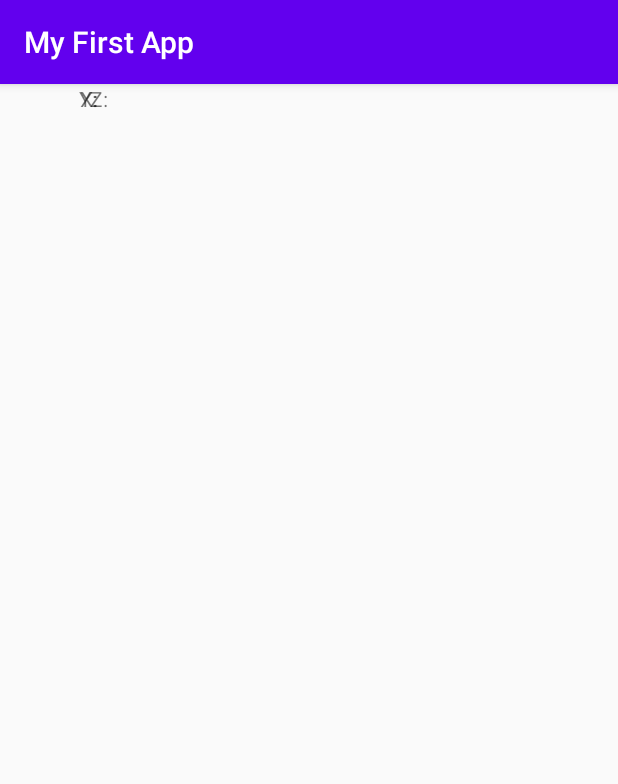
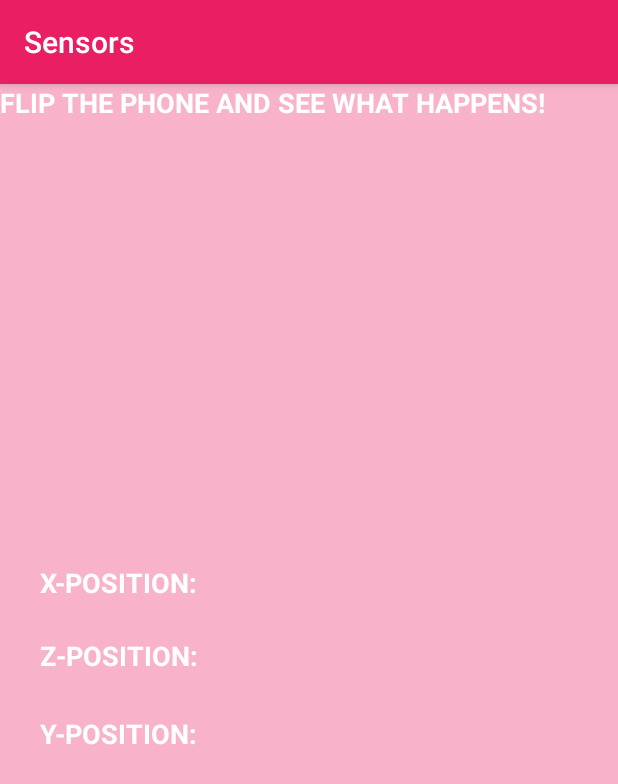
Before and after one commit to erikssonmandy/HelloSensor, an Android app: the AccelerometerActivity screen opened directly, with no data from a screen before it, on a phone screen of 412 x 824 dp. Shown: the top 784 px of the screen. Run offline under Robolectric (Android 15) with nearby library versions, the phone set to English and light mode, and no system bars.

Commit message:
Second commit, accelerometer works and compass works as I want it

```diff
--- a/app/src/main/res/layout/activity_accelerometer.xml
+++ b/app/src/main/res/layout/activity_accelerometer.xml
@@ -1,38 +1,79 @@
 <?xml version="1.0" encoding="utf-8"?>
-<androidx.constraintlayout.widget.ConstraintLayout
-    xmlns:android="http://schemas.android.com/apk/res/android"
+<androidx.constraintlayout.widget.ConstraintLayout xmlns:android="http://schemas.android.com/apk/res/android"
     xmlns:app="http://schemas.android.com/apk/res-auto"
     xmlns:tools="http://schemas.android.com/tools"
     android:layout_width="match_parent"
-    android:layout_height="match_parent">
+    android:layout_height="match_parent"
+    android:orientation="vertical"
+    android:background="@color/background">
 
     <TextView
         android:id="@+id/x"
         android:layout_width="wrap_content"
         android:layout_height="wrap_content"
-        android:text="X: "
-        app:layout_constraintEnd_toEndOf="parent"
-        app:layout_constraintHorizontal_bias="0.134"
-        app:layout_constraintStart_toStartOf="parent"
-        tools:layout_editor_absoluteY="365dp" />
+        android:layout_marginTop="320dp"
+        android:text="X-POSITION: "
+        android:textColor="#FFFFFF"
+        android:textSize="18sp"
+        android:textStyle="bold"
+        app:layout_constraintEnd_toEndOf="@+id/z"
+        app:layout_constraintHorizontal_bias="0.142"
+        app:layout_constraintStart_toStartOf="@+id/z"
+        app:layout_constraintTop_toTopOf="parent" />
 
     <TextView
         android:id="@+id/y"
-        android:layout_width="62dp"
-        android:layout_height="18dp"
-        android:text="Y:"
+        android:layout_width="110dp"
+        android:layout_height="28dp"
+        android:text="Y-POSITION:"
+        android:textColor="#FFFFFF"
+        android:textSize="18sp"
+        android:textStyle="bold"
+        app:layout_constraintBottom_toBottomOf="parent"
         app:layout_constraintEnd_toEndOf="parent"
-        app:layout_constraintHorizontal_bias="0.151"
+        app:layout_constraintHorizontal_bias="0.089"
         app:layout_constraintStart_toStartOf="parent"
-        tools:layout_editor_absoluteY="557dp" />
+        app:layout_constraintTop_toBottomOf="@+id/z"
+        app:layout_constraintVertical_bias="0.078" />
 
     <TextView
         android:id="@+id/z"
         android:layout_width="wrap_content"
         android:layout_height="wrap_content"
-        android:text="Z:"
+        android:layout_marginTop="24dp"
+        android:text="Z-POSITION:"
+        android:textColor="#FFFFFF"
+        android:textSize="18sp"
+        android:textStyle="bold"
+        app:layout_constraintEnd_toEndOf="@+id/y"
+        app:layout_constraintHorizontal_bias="0.0"
+        app:layout_constraintStart_toStartOf="@+id/y"
+        app:layout_constraintTop_toBottomOf="@+id/x" />
+
+    <TextView
+        android:id="@+id/textView"
+        android:layout_width="412dp"
+        android:layout_height="732dp"
+        android:textColor="#FFFFFF"
+        android:textSize="18sp"
+        android:textStyle="bold"
+        app:layout_constraintBottom_toBottomOf="parent"
         app:layout_constraintEnd_toEndOf="parent"
-        app:layout_constraintHorizontal_bias="0.15"
+        app:layout_constraintHorizontal_bias="1.0"
         app:layout_constraintStart_toStartOf="parent"
-        tools:layout_editor_absoluteY="454dp" />
+        app:layout_constraintTop_toTopOf="parent"
+        app:layout_constraintVertical_bias="1.0" />
+
+    <TextView
+        android:id="@+id/textView2"
+        android:layout_width="wrap_content"
+        android:layout_height="wrap_content"
+        android:text="FLIP THE PHONE AND SEE WHAT HAPPENS!"
+        android:textColor="#FFFFFF"
+        android:textSize="18sp"
+        android:textStyle="bold"
+        tools:layout_editor_absoluteX="27dp"
+        tools:layout_editor_absoluteY="240dp" />
+
+
 </androidx.constraintlayout.widget.ConstraintLayout>
--- a/app/src/main/res/values/styles.xml
+++ b/app/src/main/res/values/styles.xml
@@ -3,9 +3,13 @@
     <!-- Base application theme. -->
     <style name="AppTheme" parent="Theme.AppCompat.Light.DarkActionBar">
         <!-- Customize your theme here. -->
-        <item name="colorPrimary">@color/colorPrimary</item>
-        <item name="colorPrimaryDark">@color/colorPrimaryDark</item>
-        <item name="colorAccent">@color/colorAccent</item>
+        <item name="colorPrimary">#E91E63</item>
+        <item name="colorPrimaryDark">#FF5A92</item>
+        <item name="colorAccent">#E91E63</item>
+
+
+
     </style>
+    <color name="background">#F8B3CA</color>
 
 </resources>
```
Also changed, not shown: app/src/main/AndroidManifest.xml (+7 -2 lines), app/src/main/java/com/example/myfirstapp/AccelerometerActivity.java (+58 -4 lines), app/src/main/java/com/example/myfirstapp/CompassActivity.java (+43 -9 lines), app/src/main/res/layout/activity_compass.xml (+47 -12 lines), app/src/main/res/layout/activity_main.xml (+24 -16 lines), app/src/main/res/drawable/compass3.png (added), app/src/main/res/drawable/compasswhite.png (added), 1 other file.
